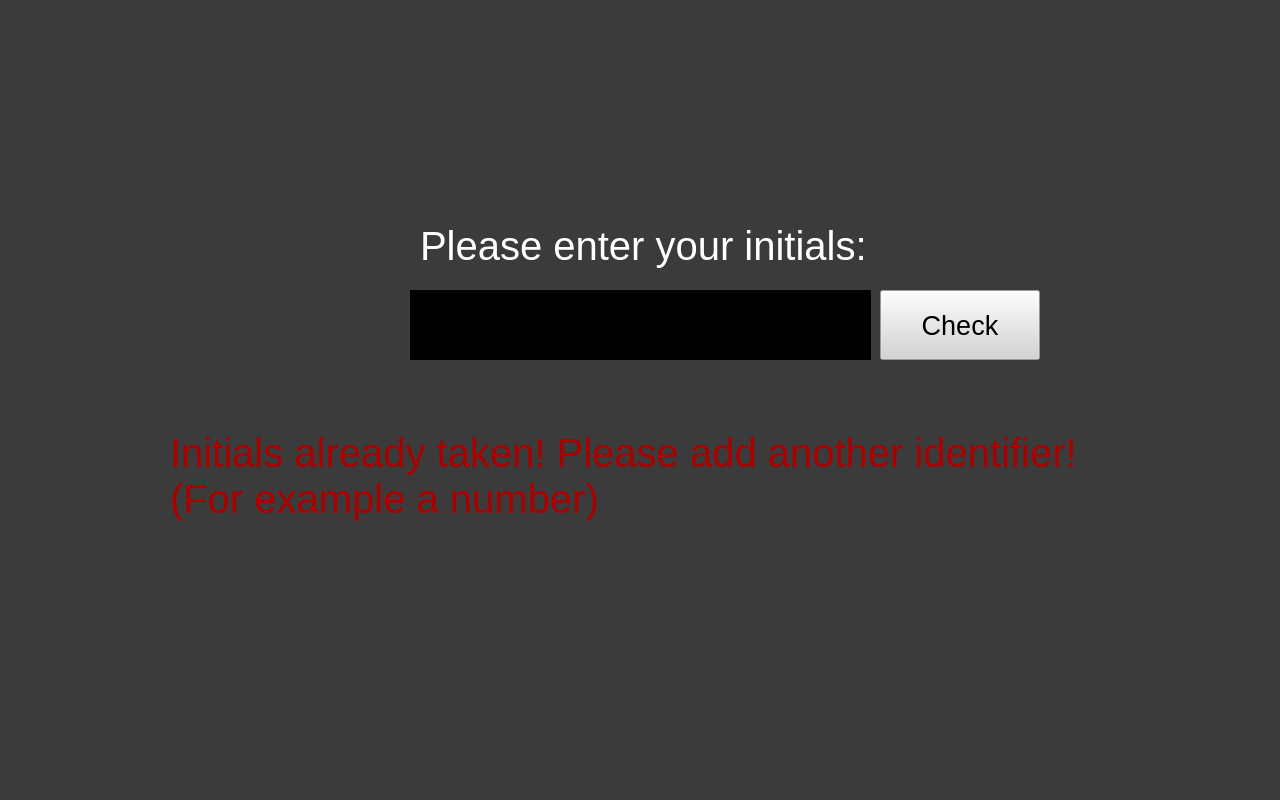
First picture: the form in climbdoc/initials.ui, repository Jonasstre/Climbdoc, before the edit.
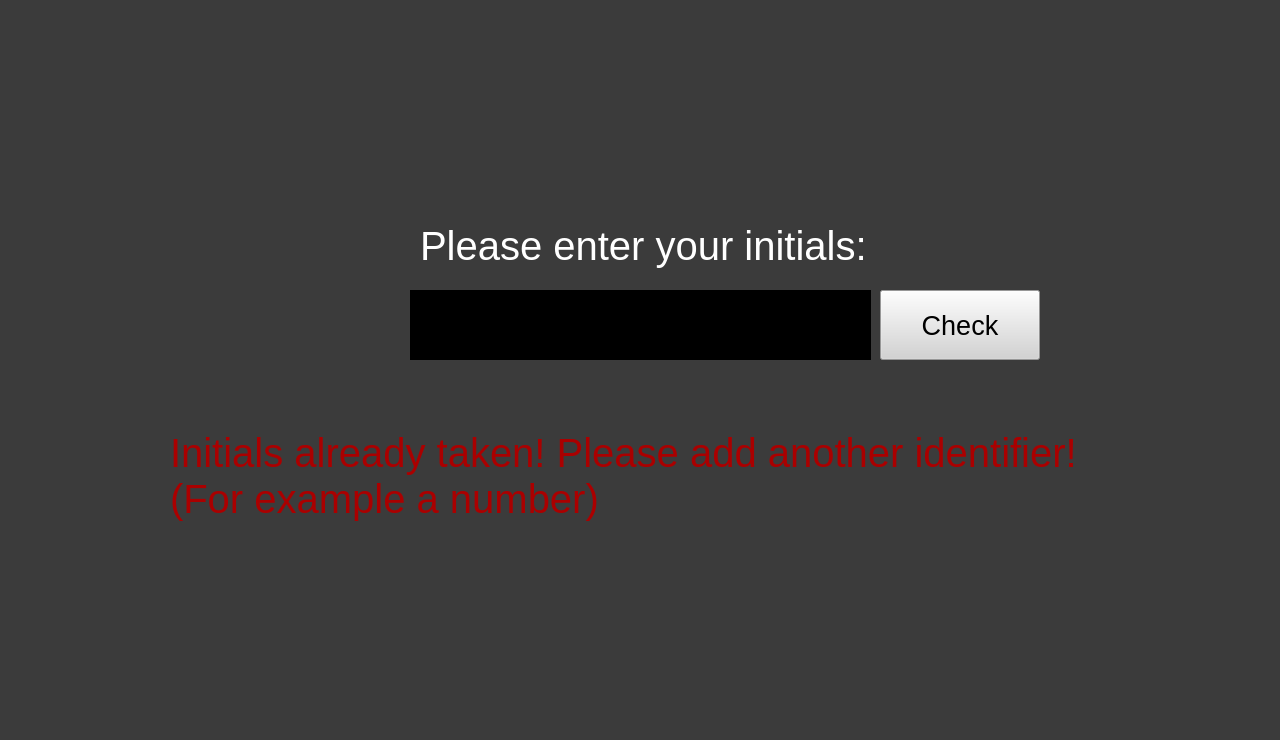
Second picture: the form after the edit.

What changed in the file:
```diff
--- a/climbdoc/initials.ui
+++ b/climbdoc/initials.ui
@@ -7,7 +7,7 @@
     <x>0</x>
     <y>0</y>
     <width>1280</width>
-    <height>800</height>
+    <height>740</height>
    </rect>
   </property>
   <property name="windowTitle">
```
